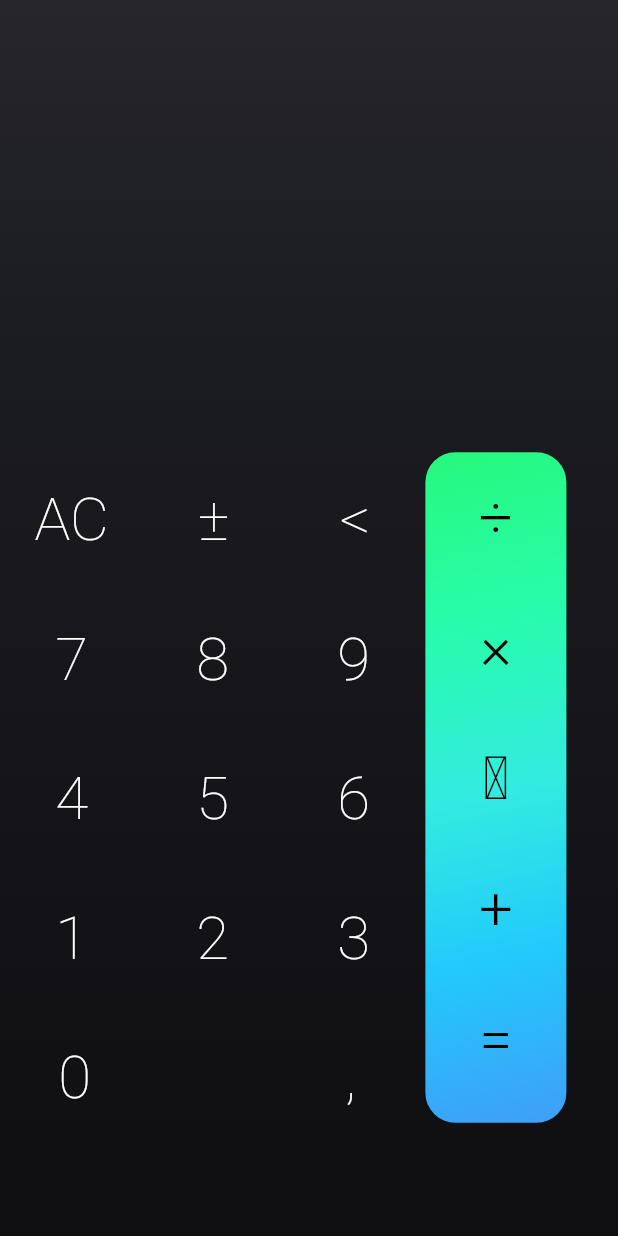
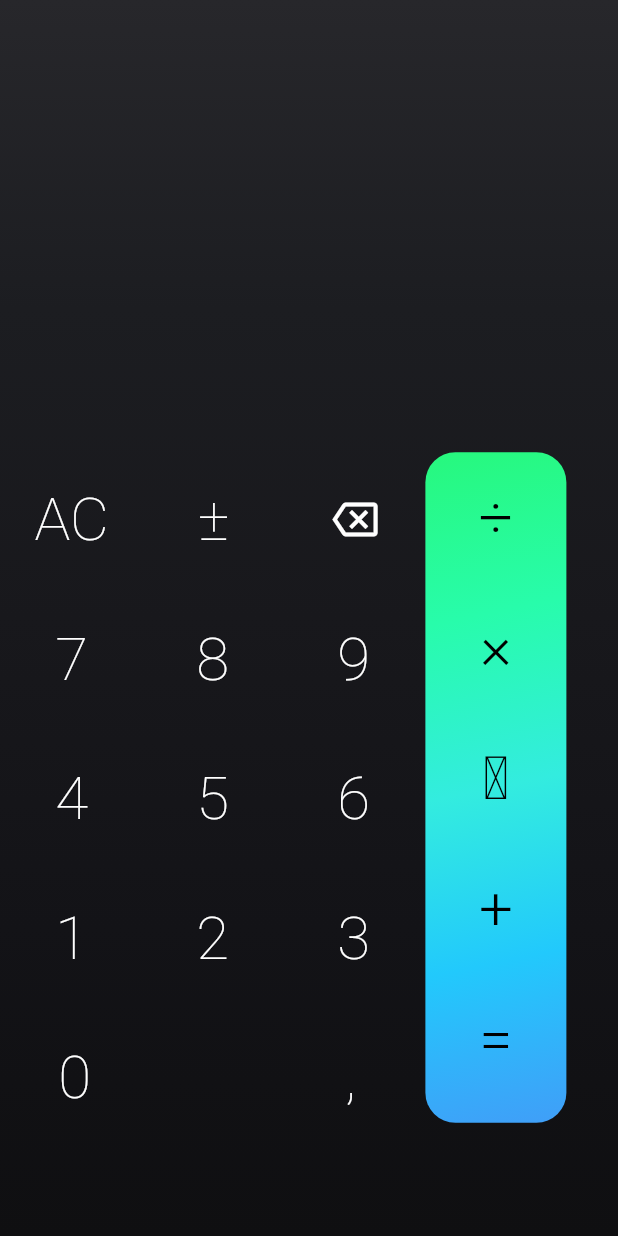
Before and after one commit to KenzoUMZ/flutter-calculator, a Flutter app: the screen it shows after launch, on a phone screen of 412 x 824 dp. Run offline on Flutter 3.47's test engine with Material 2 defaults, Android fonts, the phone set to English and light mode, and no system bars; our stand-ins replace auto_size_text, google_fonts.

Commit message:
feat: change delete character icon

```diff
--- a/flutter_calculator/lib/view/home_screen.dart
+++ b/flutter_calculator/lib/view/home_screen.dart
@@ -181,6 +181,7 @@ class _HomeScreenState extends State<HomeScreen> {
                 vertical: buttonDistY, horizontal: buttonDistX),
             child: TextButton(
                 onPressed: () {
+                  // TODO: mostrar operacao
                   calculator.text = _operation;
                   _changeResult(calculator.calculate().toString());
                 },
@@ -230,9 +231,10 @@ class _HomeScreenState extends State<HomeScreen> {
                   // _changeResult(calculator.calculate().toString());
                   _deleteText();
                 },
-                child: Text(
-                  '<',
-                  style: keyboardStyle,
+                child: Icon(
+                  Icons.backspace_outlined,
+                  color: Colors.white,
+                  size: 30,
                 )))
       ],
     );
```
